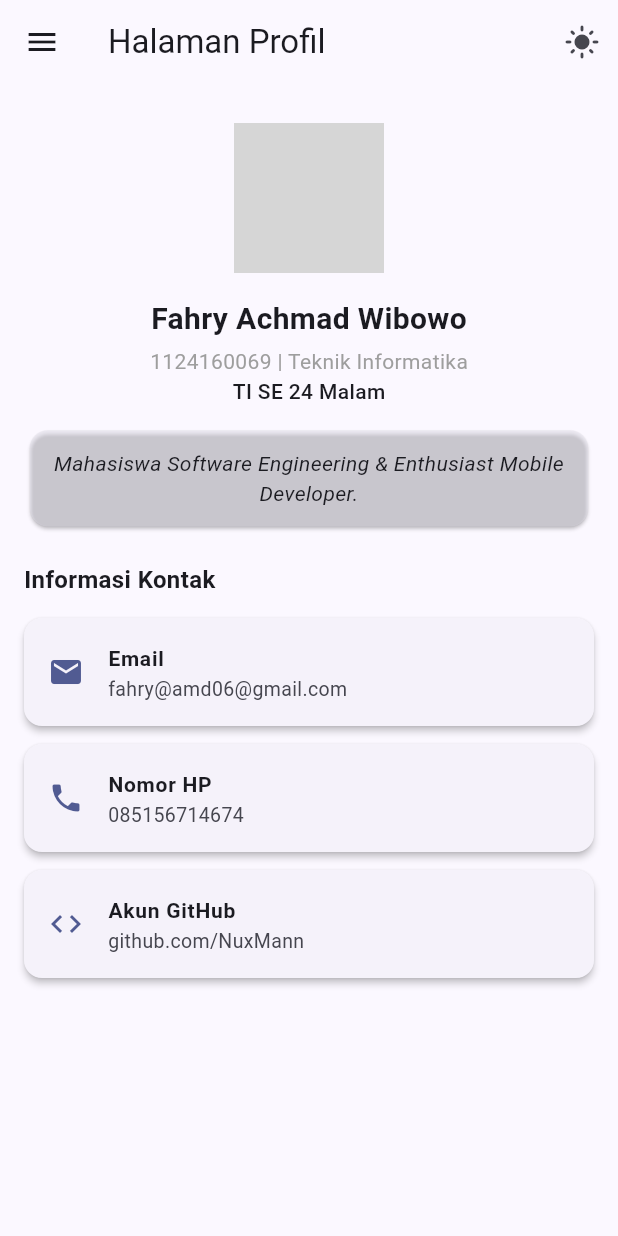
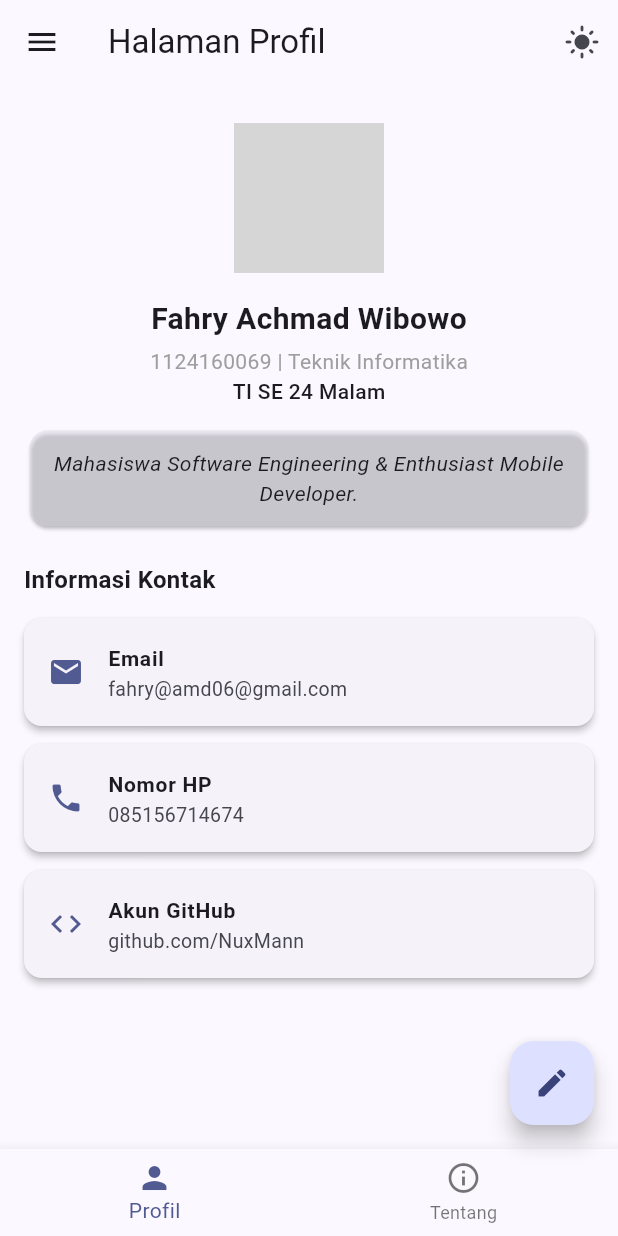
Before and after one commit to NuxMann/uts-pml-1124160069, a Flutter app: the screen it shows after launch, after a tap on "LOGIN", on a phone screen of 412 x 824 dp. Run offline on Flutter 3.47's test engine with Material 3 defaults, Android fonts, the phone set to English and light mode, and no system bars; accounts and stored records are empty; grey boxes are pictures that could not be loaded.

Commit message:
File profile_page : menambahkan button yang mengarah ke halaman edit profil dan bottomnavigasibar

```diff
--- a/lib/screens/profile_page.dart
+++ b/lib/screens/profile_page.dart
@@ -132,6 +132,28 @@ class _ProfilePageState extends State<ProfilePage> {
           ],
         ),
       ),
+      // 2. Komponen Scaffold Tambahan: FloatingActionButton
+      floatingActionButton: FloatingActionButton(
+        onPressed: _navigateToEdit,
+        tooltip: 'Edit Profil',
+        child: const Icon(Icons.edit),
+      ),
+      // 3. Komponen Scaffold Tambahan: BottomNavigationBar
+      bottomNavigationBar: BottomNavigationBar(
+        currentIndex: _selectedIndex,
+        onTap: (index) {
+          setState(() {
+            _selectedIndex = index;
+          });
+          if (index == 1) {
+            Navigator.pushNamed(context, '/about');
+          }
+        },
+        items: const [
+          BottomNavigationBarItem(icon: Icon(Icons.person), label: 'Profil'),
+          BottomNavigationBarItem(icon: Icon(Icons.info_outline), label: 'Tentang'),
+        ],
+      ),
       );
   }
 }
```
